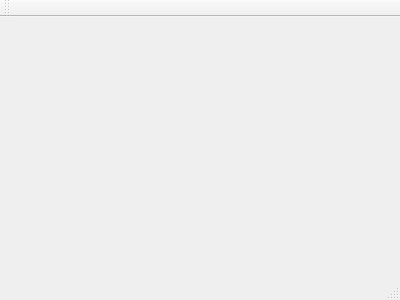
Qt form Sundial/mainwindow.ui (archylambda/Sundial) before a commit.
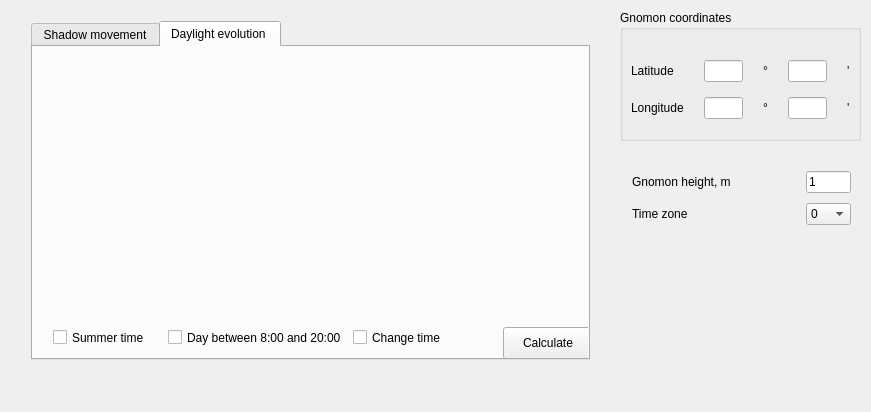
The same form after that commit. The open tabs and pages were chosen to show the change.

Commit message: Собрал qt интерфейс без виджета для графиков

```diff
--- a/Sundial/mainwindow.ui
+++ b/Sundial/mainwindow.ui
@@ -1,24 +1,340 @@
 <ui version="4.0">
  <class>MainWindow</class>
- <widget class="QMainWindow" name="MainWindow" >
-  <property name="geometry" >
+ <widget class="QMainWindow" name="MainWindow">
+  <property name="geometry">
    <rect>
     <x>0</x>
     <y>0</y>
-    <width>400</width>
-    <height>300</height>
+    <width>871</width>
+    <height>412</height>
    </rect>
   </property>
   <property name="windowTitle" >
    <string>MainWindow</string>
   </property>
-  <widget class="QMenuBar" name="menuBar" />
-  <widget class="QToolBar" name="mainToolBar" />
-  <widget class="QWidget" name="centralWidget" />
-  <widget class="QStatusBar" name="statusBar" />
+  <widget class="QWidget" name="centralWidget">
+   <property name="autoFillBackground">
+    <bool>false</bool>
+   </property>
+   <widget class="QWidget" name="verticalLayoutWidget">
+    <property name="geometry">
+     <rect>
+      <x>20</x>
+      <y>10</y>
+      <width>581</width>
+      <height>361</height>
+     </rect>
+    </property>
+    <layout class="QVBoxLayout" name="verticalLayout">
+     <item>
+      <widget class="QTabWidget" name="tabWidget">
+       <property name="currentIndex">
+        <number>0</number>
+       </property>
+       <widget class="QWidget" name="tabShMove">
+        <attribute name="title">
+         <string>Shadow movement</string>
+        </attribute>
+        <widget class="QPushButton" name="pushButtonStartSim">
+         <property name="geometry">
+          <rect>
+           <x>470</x>
+           <y>260</y>
+           <width>91</width>
+           <height>32</height>
+          </rect>
+         </property>
+         <property name="text">
+          <string>Simulate</string>
+         </property>
+        </widget>
+        <widget class="QLabel" name="label">
+         <property name="geometry">
+          <rect>
+           <x>470</x>
+           <y>190</y>
+           <width>57</width>
+           <height>16</height>
+          </rect>
+         </property>
+         <property name="text">
+          <string>Date</string>
+         </property>
+        </widget>
+        <widget class="QLineEdit" name="lineEdit">
+         <property name="geometry">
+          <rect>
+           <x>470</x>
+           <y>210</y>
+           <width>81</width>
+           <height>26</height>
+          </rect>
+         </property>
+        </widget>
+       </widget>
+       <widget class="QWidget" name="tabDayEvol">
+        <attribute name="title">
+         <string>Daylight evolution </string>
+        </attribute>
+        <widget class="QWidget" name="widgetDatEvolCond" native="true">
+         <property name="geometry">
+          <rect>
+           <x>10</x>
+           <y>270</y>
+           <width>431</width>
+           <height>41</height>
+          </rect>
+         </property>
+         <widget class="QWidget" name="horizontalLayoutWidget">
+          <property name="geometry">
+           <rect>
+            <x>-1</x>
+            <y>0</y>
+            <width>431</width>
+            <height>41</height>
+           </rect>
+          </property>
+          <layout class="QHBoxLayout" name="horizontalLayout">
+           <item>
+            <widget class="QCheckBox" name="checkBoxSumTime">
+             <property name="text">
+              <string>Summer time</string>
+             </property>
+            </widget>
+           </item>
+           <item>
+            <widget class="QCheckBox" name="checkBoxRestrCond">
+             <property name="text">
+              <string>Day between 8:00 and 20:00</string>
+             </property>
+            </widget>
+           </item>
+           <item>
+            <widget class="QCheckBox" name="checkBoxTimeChange">
+             <property name="text">
+              <string>Change time</string>
+             </property>
+            </widget>
+           </item>
+          </layout>
+         </widget>
+        </widget>
+        <widget class="QPushButton" name="pushButtonCalculate">
+         <property name="geometry">
+          <rect>
+           <x>470</x>
+           <y>280</y>
+           <width>90</width>
+           <height>32</height>
+          </rect>
+         </property>
+         <property name="text">
+          <string>Calculate</string>
+         </property>
+        </widget>
+       </widget>
+      </widget>
+     </item>
+    </layout>
+   </widget>
+   <widget class="QWidget" name="formLayoutWidget">
+    <property name="geometry">
+     <rect>
+      <x>621</x>
+      <y>160</y>
+      <width>241</width>
+      <height>80</height>
+     </rect>
+    </property>
+    <layout class="QFormLayout" name="formLayout">
+     <property name="horizontalSpacing">
+      <number>75</number>
+     </property>
+     <property name="verticalSpacing">
+      <number>10</number>
+     </property>
+     <item row="0" column="0">
+      <widget class="QLabel" name="labelGnomHeight">
+       <property name="text">
+        <string>Gnomon height, m</string>
+       </property>
+      </widget>
+     </item>
+     <item row="1" column="0">
+      <widget class="QLabel" name="labelTimeZone">
+       <property name="text">
+        <string>Time zone</string>
+       </property>
+      </widget>
+     </item>
+     <item row="0" column="1">
+      <widget class="QLineEdit" name="lineEditHeight">
+       <property name="text">
+        <string>1</string>
+       </property>
+      </widget>
+     </item>
+     <item row="1" column="1">
+      <widget class="QComboBox" name="comboBoxZone">
+       <item>
+        <property name="text">
+         <string>0</string>
+        </property>
+       </item>
+       <item>
+        <property name="text">
+         <string>1</string>
+        </property>
+       </item>
+       <item>
+        <property name="text">
+         <string>2</string>
+        </property>
+       </item>
+       <item>
+        <property name="text">
+         <string>3</string>
+        </property>
+       </item>
+       <item>
+        <property name="text">
+         <string>4</string>
+        </property>
+       </item>
+       <item>
+        <property name="text">
+         <string>5</string>
+        </property>
+       </item>
+       <item>
+        <property name="text">
+         <string>6</string>
+        </property>
+       </item>
+       <item>
+        <property name="text">
+         <string>7</string>
+        </property>
+       </item>
+       <item>
+        <property name="text">
+         <string>8</string>
+        </property>
+       </item>
+       <item>
+        <property name="text">
+         <string>9</string>
+        </property>
+       </item>
+       <item>
+        <property name="text">
+         <string>10</string>
+        </property>
+       </item>
+       <item>
+        <property name="text">
+         <string>11</string>
+        </property>
+       </item>
+      </widget>
+     </item>
+    </layout>
+   </widget>
+   <widget class="QGroupBox" name="groupBoxCoords">
+    <property name="geometry">
+     <rect>
+      <x>620</x>
+      <y>10</y>
+      <width>241</width>
+      <height>131</height>
+     </rect>
+    </property>
+    <property name="title">
+     <string>Gnomon coordinates</string>
+    </property>
+    <widget class="QWidget" name="gridLayoutWidget">
+     <property name="geometry">
+      <rect>
+       <x>0</x>
+       <y>30</y>
+       <width>241</width>
+       <height>101</height>
+      </rect>
+     </property>
+     <layout class="QGridLayout" name="gridLayout">
+      <property name="horizontalSpacing">
+       <number>20</number>
+      </property>
+      <item row="1" column="2">
+       <widget class="QLabel" name="labelLatGrad_2">
+        <property name="text">
+         <string>°</string>
+        </property>
+       </widget>
+      </item>
+      <item row="1" column="4">
+       <widget class="QLabel" name="labelLongSec">
+        <property name="text">
+         <string>'</string>
+        </property>
+       </widget>
+      </item>
+      <item row="0" column="4">
+       <widget class="QLabel" name="labelLatSec">
+        <property name="text">
+         <string>'</string>
+        </property>
+       </widget>
+      </item>
+      <item row="0" column="0">
+       <widget class="QLabel" name="labelLat">
+        <property name="text">
+         <string>Latitude</string>
+        </property>
+       </widget>
+      </item>
+      <item row="0" column="2">
+       <widget class="QLabel" name="labelLatGrad">
+        <property name="text">
+         <string>°</string>
+        </property>
+       </widget>
+      </item>
+      <item row="1" column="3">
+       <widget class="QLineEdit" name="lineEditLongSec"/>
+      </item>
+      <item row="1" column="1">
+       <widget class="QLineEdit" name="lineEditLongGrad"/>
+      </item>
+      <item row="0" column="1">
+       <widget class="QLineEdit" name="lineEditLatGrad"/>
+      </item>
+      <item row="0" column="3">
+       <widget class="QLineEdit" name="lineEditLatSec"/>
+      </item>
+      <item row="1" column="0">
+       <widget class="QLabel" name="labelLong">
+        <property name="text">
+         <string>Longitude</string>
+        </property>
+       </widget>
+      </item>
+     </layout>
+    </widget>
+   </widget>
+  </widget>
+  <widget class="QMenuBar" name="menuBar">
+   <property name="geometry">
+    <rect>
+     <x>0</x>
+     <y>0</y>
+     <width>871</width>
+     <height>28</height>
+    </rect>
+   </property>
+  </widget>
  </widget>
- <layoutDefault spacing="6" margin="11" />
- <pixmapfunction></pixmapfunction>
+ <layoutdefault spacing="6" margin="11"/>
  <resources/>
  <connections/>
 </ui>
```
Left out of the diff: 3 changed lines with no effect on the pictures. The commit also changes 3 other files.
